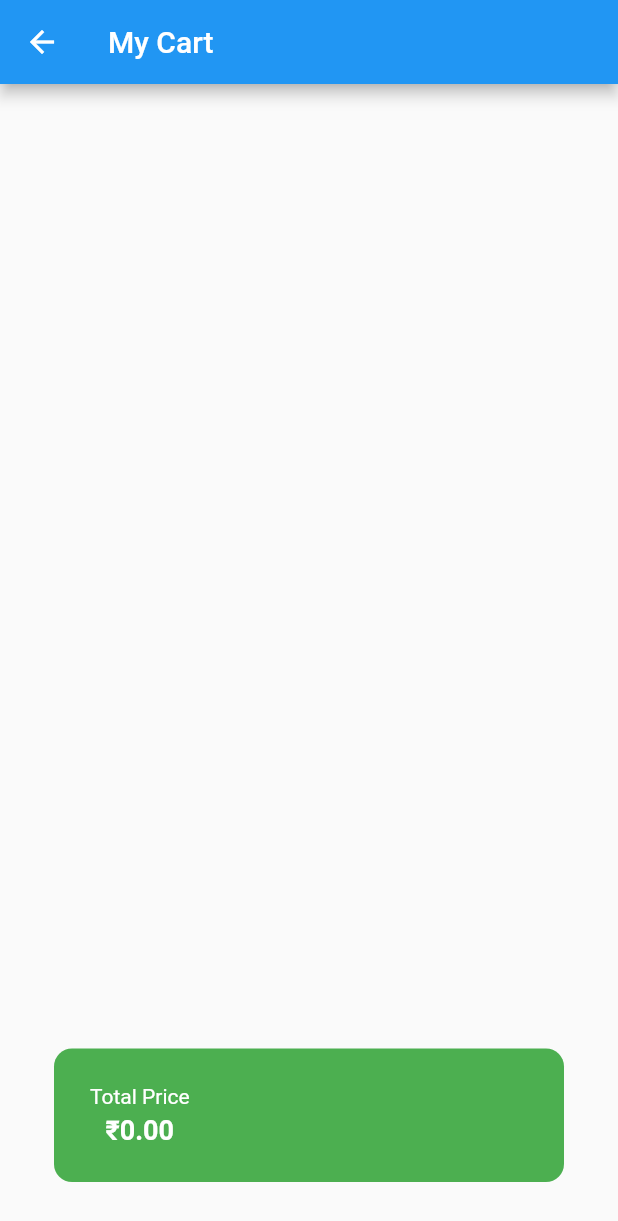
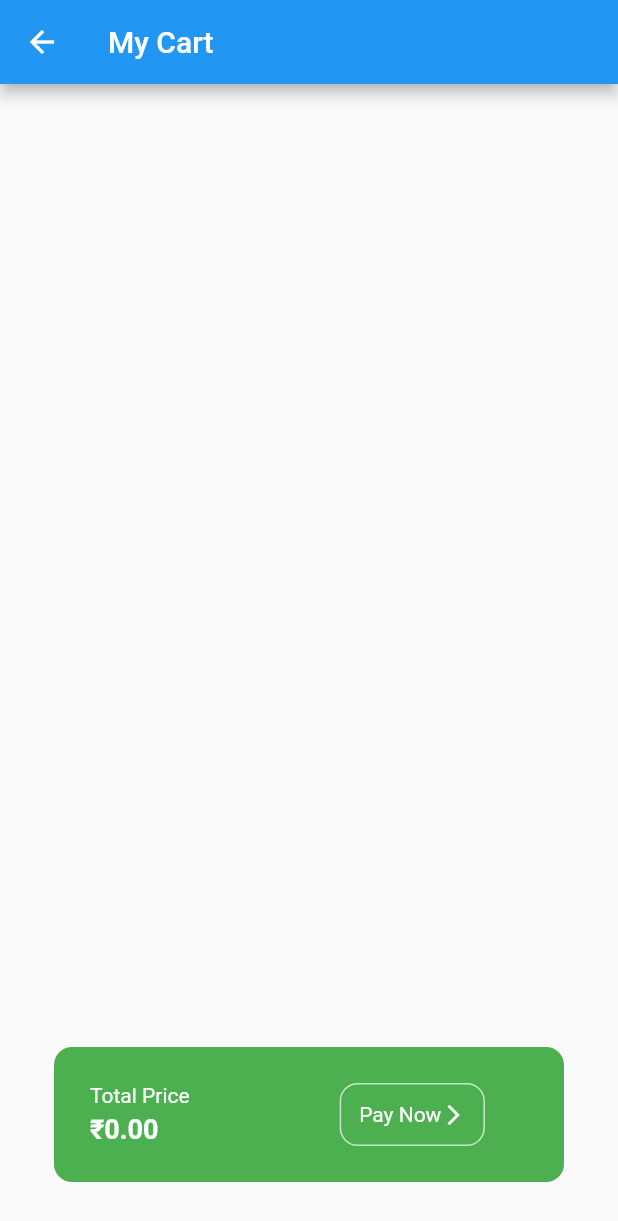
Before and after one commit to ashishpandey2600/Grocery-App, a Flutter app: the CartPage screen opened directly, on a phone screen of 412 x 824 dp. Shown: the top 1221 px of the screen. Run offline on Flutter 3.47's test engine with Material 2 defaults, Android fonts, the phone set to English and light mode, and no system bars; our stand-ins replace google_fonts; missing offline and left inert: dart:ffi.

Commit message:
added paynow button

```diff
--- a/groceryapp/lib/view/auth/cartpage.dart
+++ b/groceryapp/lib/view/auth/cartpage.dart
@@ -1,3 +1,5 @@
+import 'dart:ffi';
+
 import 'package:flutter/material.dart';
 import 'package:groceryapp/model/cart_model.dart';
 import 'package:provider/provider.dart';
@@ -56,6 +58,7 @@ class _CartPageState extends State<CartPage> {
                   padding: EdgeInsets.all(24),
                   child: Row(children: [
                    Column(
+                    crossAxisAlignment: CrossAxisAlignment.start,
                     children: [
                       Text("Total Price",
                       style: TextStyle(color: Colors.white),
@@ -64,7 +67,28 @@ class _CartPageState extends State<CartPage> {
                       Text('₹'+value.calculateTotal(),
                       style: TextStyle(color: Colors.white,fontSize: 18,fontWeight: FontWeight.bold),),
                     ],
-                   )
+                   ),
+                   //pay now button
+                      SizedBox(width: 100,),
+                   Container(
+                    decoration: BoxDecoration(
+                      borderRadius: BorderRadius.circular(12),
+                      border: Border.all(color: Colors.green.shade100 )),
+                      padding: EdgeInsets.all(12),
+                    child: Row(children: [
+                     Text(
+                    "Pay Now",style: TextStyle(color: Colors.white),
+
+                   ),
+                   Icon(Icons.arrow_forward_ios,
+                   size: 16,
+                   color: Colors.white,
+                   ),
+
+                   ],)
+
+
+                   ),
 
                   ],),
                 ),
```
